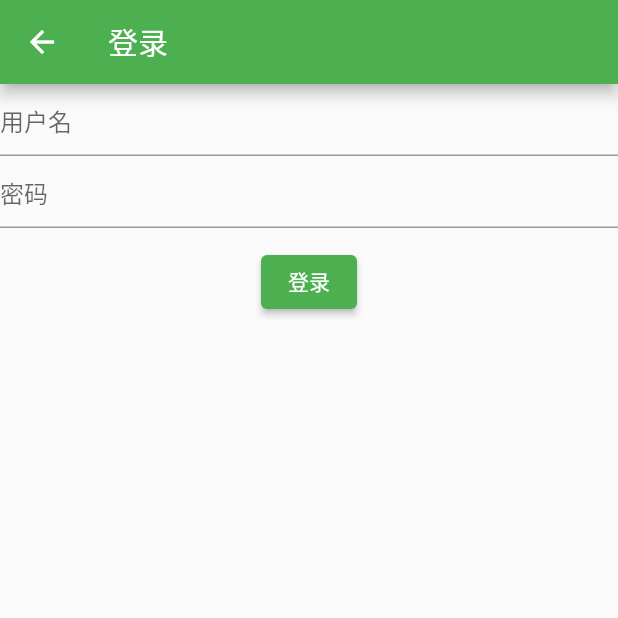
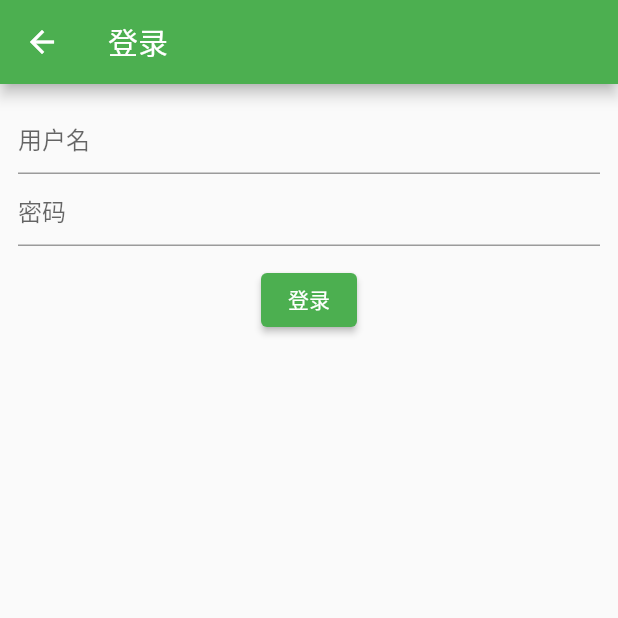
Before and after one commit to mdddj/flutter_what_is_this_game, a Flutter app: the screen it shows after launch, after a tap on "前往登录", on a phone screen of 412 x 824 dp, the top half of it. Run offline on Flutter 3.47's test engine with Material 2 defaults, Android fonts, the phone set to English and light mode, and no system bars; our stand-ins replace extended_image, flutter_smart_dialog, get, hive, hive_flutter; missing offline and left inert: dataoke_sdk, dd_check_plugin, fbroadcast_nullsafety; accounts and stored records are empty.

Commit message:
升级到flutter3

```diff
--- a/lib/controller/app_controller.dart
+++ b/lib/controller/app_controller.dart
@@ -1,6 +1,6 @@
-import 'package:dd_taoke_sdk/model/room_model.dart';
-import 'package:dd_taoke_sdk/model/user.dart';
-import 'package:dd_taoke_sdk/public_api.dart';
+import 'package:dataoke_sdk/model/room_model.dart';
+import 'package:dataoke_sdk/model/user.dart';
+import 'package:dataoke_sdk/public_api.dart';
 import 'package:gesture/box_util.dart';
 import 'package:gesture/service/app_service.dart';
 import 'package:get/get.dart';
@@ -14,10 +14,10 @@ class AppController extends GetxController {
   static AppController get instance => Get.find<AppController>();
 
   //已登录用户
-  Rxn<User> _user = Rxn<User>();
+  final Rxn<User> _user = Rxn<User>();
 
   // 用户jwt token
-  RxnString _token = RxnString();
+  final RxnString _token = RxnString();
 
   // 已创建的游戏房间
   RxList<GameRoomModel> rooms = RxList<GameRoomModel>([]);
--- a/lib/demos/demo2/view.dart
+++ b/lib/demos/demo2/view.dart
@@ -1,5 +1,5 @@
-import 'package:dd_taoke_sdk/model/room_model.dart';
-import 'package:dd_taoke_sdk/public_api.dart';
+import 'package:dataoke_sdk/model/room_model.dart';
+import 'package:dataoke_sdk/public_api.dart';
 import 'package:fbroadcast_nullsafety/fbroadcast_nullsafety.dart';
 import 'package:flutter/material.dart';
 import 'package:gesture/controller/app_controller.dart';
--- a/lib/home.dart
+++ b/lib/home.dart
@@ -1,4 +1,6 @@
-import 'package:dd_taoke_sdk/public_api.dart';
+import 'package:dataoke_sdk/network/util.dart';
+import 'package:dataoke_sdk/public_api.dart';
+import 'package:dd_check_plugin/dd_check_plugin.dart';
 import 'package:flutter/material.dart';
 import 'package:gesture/controller/app_controller.dart';
 import 'package:gesture/widgets/create_room_dialog.dart';
@@ -17,24 +19,32 @@ class Home extends StatefulWidget {
 }
 
 class _HomeState extends State<Home> {
+
+  @override
+  void initState() {
+    super.initState();
+    Future.microtask(() {
+      DdCheckPlugin.instance.init(DdTaokeUtil.instance.createInstance()!);
+    });
+  }
   @override
   Widget build(BuildContext context) {
     return Scaffold(
       appBar: AppBar(
-        title: Text('你画我猜'),
+        title: const Text('你画我猜'),
         actions: [
           Obx(() {
             final user = AppController.instance.getUser;
             if (user != null) {
               return Center(child: Text('欢迎回来,${user.nickName}').mr);
             }
-            return IconButton(onPressed: () {}, icon: Icon(Icons.person)).mr;
+            return IconButton(onPressed: () {}, icon: const Icon(Icons.person)).mr;
           })
         ],
       ),
       body: SingleChildScrollView(
         child: Column(
-          children: [LoginTip(), actions(), Rooms().wrap],
+          children: [const LoginTip(), actions(), const Rooms().wrap],
         ),
       ),
     );
@@ -55,10 +65,10 @@ class _HomeState extends State<Home> {
                         createRoom(roomName);
                       }
                     },
-              child: Text('创建房间'));
+              child: const Text('创建房间'));
         }).mr,
-        TextButton(onPressed: AppController.instance.getAllRooms, child: Text('刷新房间列表')).mr,
-        InlineCountShow().mr
+        TextButton(onPressed: AppController.instance.getAllRooms, child: const Text('刷新房间列表')).mr,
+        const InlineCountShow().mr
       ],
     ).wrap;
   }
--- a/lib/main.dart
+++ b/lib/main.dart
@@ -1,5 +1,6 @@
-import 'package:dd_taoke_sdk/network/util.dart';
+import 'package:dataoke_sdk/network/util.dart';
 import 'package:flutter/material.dart';
+import 'package:flutter_smart_dialog/flutter_smart_dialog.dart';
 import 'package:gesture/service/app_service.dart';
 import 'package:get/get.dart';
 import 'package:hive_flutter/hive_flutter.dart';
@@ -28,7 +29,8 @@ class MyApp extends StatelessWidget {
       theme: ThemeData(
         primarySwatch: Colors.green,
       ),
-      home: Home(),
+      home: const Home(),
+      builder: FlutterSmartDialog.init(),
     );
   }
 }
--- a/lib/screen/login.dart
+++ b/lib/screen/login.dart
@@ -1,4 +1,4 @@
-import 'package:dd_taoke_sdk/public_api.dart';
+import 'package:dataoke_sdk/public_api.dart';
 import 'package:flutter/material.dart';
 import 'package:gesture/controller/app_controller.dart';
 import 'package:get/get.dart';
@@ -20,21 +20,26 @@ class _LoginScreenState extends State<LoginScreen> {
   Widget build(BuildContext context) {
     return Scaffold(
       appBar: AppBar(
-        title: Text('登录'),
+        title: const Text('登录'),
       ),
       body: SingleChildScrollView(
+        padding: const EdgeInsets.all(12),
+        child: SizedBox(
           child: Column(
             children: [
               TextField(
                 controller: loginNameController,
-              decoration: InputDecoration(hintText: '用户名'),
+                decoration: const InputDecoration(hintText: '用户名'),
               ),
               TextField(
                 controller: passwordController,
-              decoration: InputDecoration(hintText: '密码'),
+                decoration: const InputDecoration(hintText: '密码'),
+                keyboardType: TextInputType.visiblePassword ,
+                obscureText: true,
               ),
-            ElevatedButton(onPressed: submit, child: Text('登录')).mt
+              ElevatedButton(onPressed: submit, child: const Text('登录')).mt
             ],
+          ),
         ),
       ),
     );
--- a/lib/service/app_service.dart
+++ b/lib/service/app_service.dart
@@ -1,6 +1,6 @@
 import 'dart:convert';
 
-import 'package:dd_taoke_sdk/model/room_model.dart';
+import 'package:dataoke_sdk/model/room_model.dart';
 import 'package:fbroadcast_nullsafety/fbroadcast_nullsafety.dart';
 import 'package:flutter/cupertino.dart';
 import 'package:gesture/controller/app_controller.dart';
--- a/lib/utils.dart
+++ b/lib/utils.dart
@@ -1,8 +1,7 @@
 import 'dart:convert';
 
-import 'package:dd_taoke_sdk/model/room_model.dart';
-import 'package:dd_taoke_sdk/public_api.dart';
-import 'package:flutter/cupertino.dart';
+import 'package:dataoke_sdk/model/room_model.dart';
+import 'package:dataoke_sdk/public_api.dart';
 import 'package:flutter/material.dart';
 import 'package:gesture/demos/demo2/view.dart';
 import 'package:get/get.dart';
--- a/lib/widgets/rooms.dart
+++ b/lib/widgets/rooms.dart
@@ -1,5 +1,5 @@
-import 'package:dd_taoke_sdk/model/room_model.dart';
-import 'package:dd_taoke_sdk/model/user.dart';
+import 'package:dataoke_sdk/model/room_model.dart';
+import 'package:dataoke_sdk/model/user.dart';
 import 'package:extended_image/extended_image.dart';
 import 'package:flutter/cupertino.dart';
 import 'package:flutter/material.dart';
--- a/lib/widgets/user_avator.dart
+++ b/lib/widgets/user_avator.dart
@@ -1,4 +1,4 @@
-import 'package:dd_taoke_sdk/model/user.dart';
+import 'package:dataoke_sdk/model/user.dart';
 import 'package:extended_image/extended_image.dart';
 import 'package:flutter/material.dart';
 
```
Also changed, not shown: pubspec.yaml (+6 -1 lines), pubspec.lock, 3 other files. Lines whose indentation alone changed are shown as unchanged.
